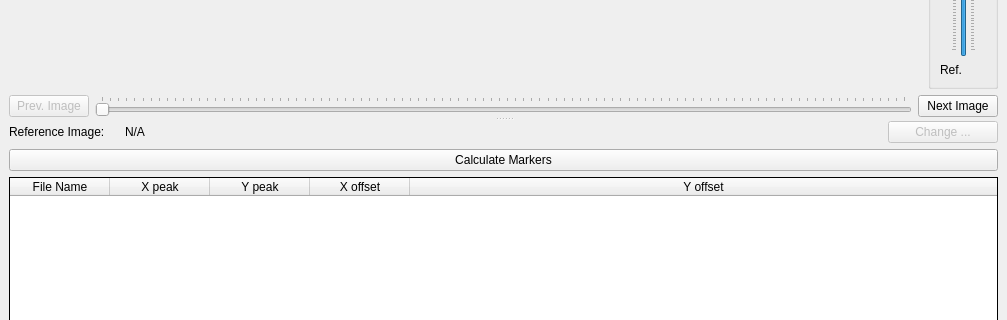
Old version of the form ui/ui_registration_profile.ui in the repository neutronimaging/python_notebooks; both pictures show x 0 to 1007 and y 307 to 627 of the 1007 by 1149 pixel window.
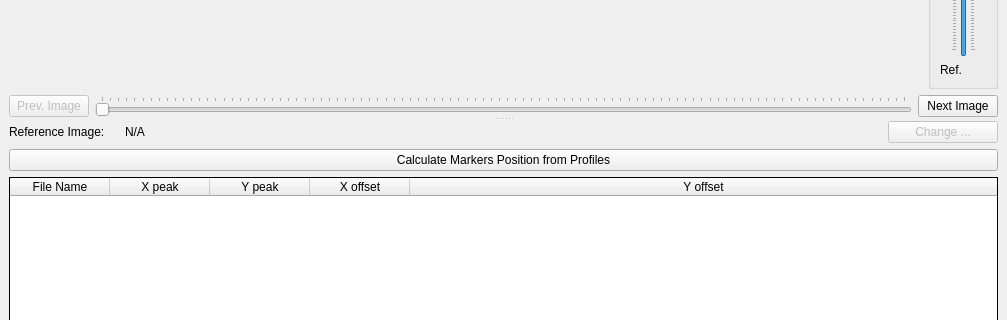
New version of the form.

Commit message: adding more event to buttons

```diff
--- a/ui/ui_registration_profile.ui
+++ b/ui/ui_registration_profile.ui
@@ -208,7 +208,7 @@
          <item>
           <widget class="QPushButton" name="calculate_markers_button">
            <property name="text">
-            <string>Calculate Markers</string>
+            <string>Calculate Markers Position from Profiles</string>
            </property>
           </widget>
          </item>
```
Left out of the diff: 41 changed lines with no effect on the pictures. The commit also changes 2 other files.
